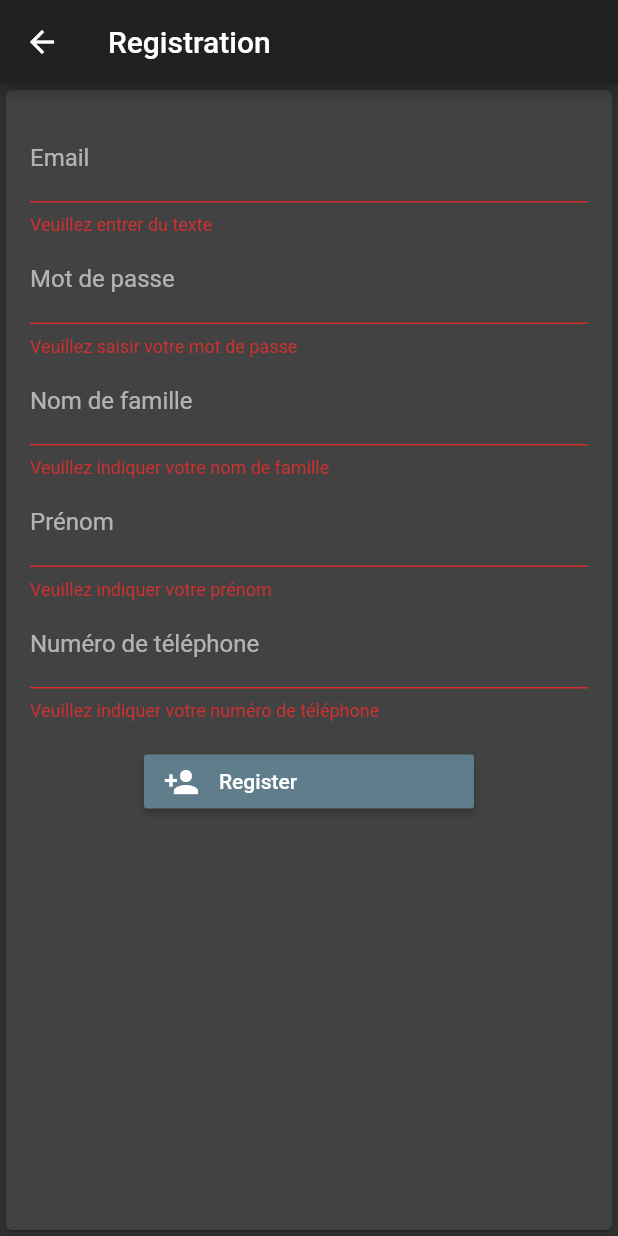
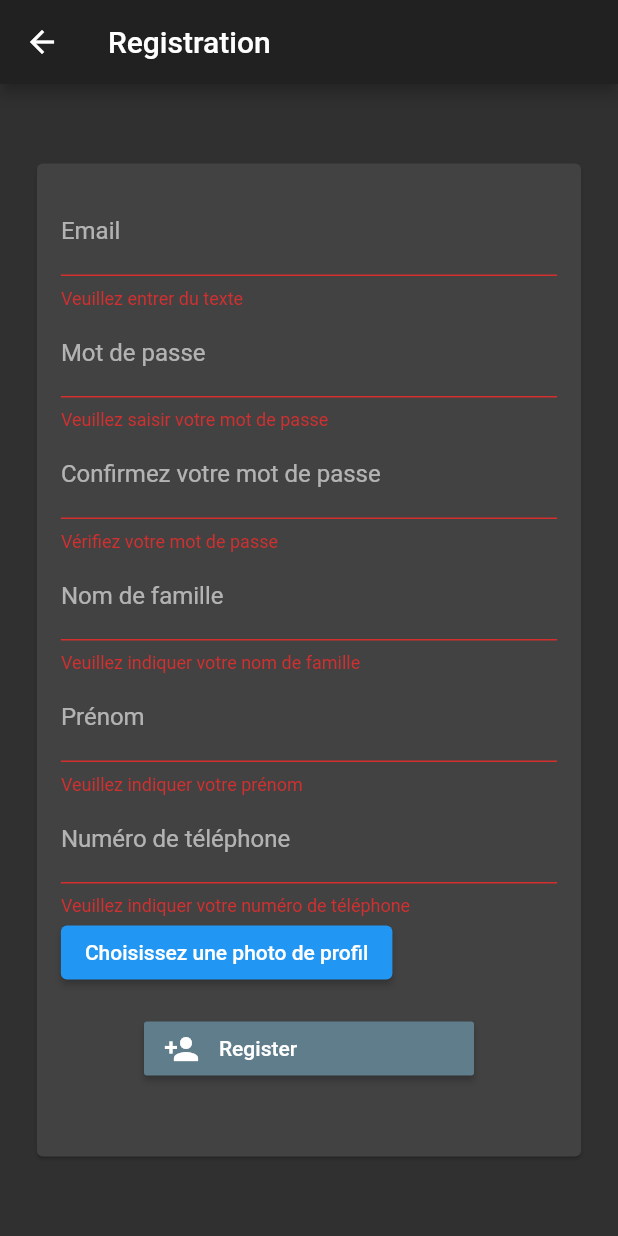
Before and after one commit to OliDesu/MoBiPa, a Flutter app: the RegisterPage screen opened directly, after a tap on "Register", on a phone screen of 412 x 824 dp. Run offline on Flutter 3.47's test engine with Material 2 defaults, Android fonts, the phone set to English and light mode, and no system bars; our stand-ins replace cloud_firestore, firebase_auth, firebase_core, firebase_storage, flutter_signin_button, google_maps_flutter and 2 more; accounts and stored records are empty.

Commit message:
[FEAT] Possibilité d'ajouter une photo de profil à l'inscription

```diff
--- a/app/lib/register_page.dart
+++ b/app/lib/register_page.dart
@@ -1,14 +1,19 @@
+import 'dart:io';
+import 'package:flutter/foundation.dart';
 import 'package:flutter/material.dart';
 import 'package:firebase_auth/firebase_auth.dart';
 import 'package:flutter_signin_button/button_builder.dart';
 import 'package:app/Models/utilisateur.dart';
 import 'package:cloud_firestore/cloud_firestore.dart';
+import 'package:firebase_storage/firebase_storage.dart' as firebase_storage;
+import 'package:image_picker/image_picker.dart';
+import 'package:path/path.dart' as Path;
 
 final FirebaseAuth _auth = FirebaseAuth.instance;
 
-/// Entrypoint example for registering via Email/Password.
+enum RegisterType { USER, DRIVER }
+
 class RegisterPage extends StatefulWidget {
-    /// The page title.
     final String title = 'Registration';
 
     @override
@@ -19,9 +24,16 @@ class _RegisterPageState extends State<RegisterPage> {
     final GlobalKey<FormState> _formKey = GlobalKey<FormState>();
     final TextEditingController _emailController = TextEditingController();
     final TextEditingController _passwordController = TextEditingController();
+    final TextEditingController _passwordConfirmController = TextEditingController();
     final TextEditingController _lastNameController = TextEditingController();
     final TextEditingController _firstNameController = TextEditingController();
     final TextEditingController _phoneNumberController = TextEditingController();
+
+    firebase_storage.FirebaseStorage storage = firebase_storage.FirebaseStorage.instanceFor();
+    firebase_storage.Reference ref = firebase_storage.FirebaseStorage.instance.ref().child('images');
+
+    File _image;
+    String _uploadedFileURL;
 
     bool _success;
     String _userEmail = '';
@@ -32,7 +44,54 @@ class _RegisterPageState extends State<RegisterPage> {
             appBar: AppBar(
                 title: Text(widget.title),
             ),
-            body: Form(
+            body: Center(
+              child: SingleChildScrollView(
+                  child: Padding(
+                    padding: const EdgeInsets.all(8.0),
+                    child: Container(
+                        width: kIsWeb ? 500 : MediaQuery.of(context).size.width * 0.9,
+                        height: kIsWeb ? 800 : null,
+                        child: _userForm(),
+                    ),
+                  ),
+              ),
+            ),
+        );
+    }
+
+    @override
+    void dispose() {
+        // Clean up the controller when the Widget is disposed
+        _emailController.dispose();
+        _passwordController.dispose();
+        super.dispose();
+    }
+
+    // Example code for registration.
+    Future<void> _register() async {
+        final User user = (await _auth.createUserWithEmailAndPassword(
+            email: _emailController.text,
+            password: _passwordController.text,
+        ))
+            .user;
+        Utilisateur newUtilisateur = Utilisateur(user.uid,_firstNameController.text,_lastNameController.text,_phoneNumberController.text);
+        FirebaseFirestore.instance.collection('utilisateur').doc(user.uid).set(newUtilisateur.toJson());
+        if (user != null) {
+            firebase_storage.Reference ref = firebase_storage.FirebaseStorage.instance.ref().child('images/${Path.basename(_image.path)}');
+            firebase_storage.UploadTask uploadTask = ref.putFile(_image);
+            uploadTask.whenComplete(() =>
+                setState(() {
+                    _success = true;
+                    _userEmail = user.email;
+                })
+            );
+        } else {
+            _success = false;
+        }
+    }
+
+    Widget _userForm() {
+        return Form(
             key: _formKey,
             child: Card(
                 child: Padding(
@@ -56,6 +115,17 @@ class _RegisterPageState extends State<RegisterPage> {
                                 validator: (String value) {
                                     if (value.isEmpty) {
                                         return 'Veuillez saisir votre mot de passe';
+                                    }
+                                    return null;
+                                },
+                                obscureText: true,
+                            ),
+                            TextFormField(
+                                controller: _passwordConfirmController,
+                                decoration: const InputDecoration(labelText: 'Confirmez votre mot de passe'),
+                                validator: (String value) {
+                                    if (value.isEmpty || value != _passwordController.text) {
+                                        return 'Vérifiez votre mot de passe';
                                     }
                                     return null;
                                 },
@@ -91,6 +161,10 @@ class _RegisterPageState extends State<RegisterPage> {
                                     return null;
                                 },
                             ),
+                            _image != null ? Image.asset(_image.path, height: 150,)
+                                :Container(),
+                            _image == null ? ElevatedButton(onPressed: chooseFile, child: Text('Choisissez une photo de profil'))
+                                :Container(),
                             Container(
                                 padding: const EdgeInsets.symmetric(vertical: 16),
                                 alignment: Alignment.center,
@@ -116,35 +190,15 @@ class _RegisterPageState extends State<RegisterPage> {
                         ],
                     ),
                 ),
-                )),
+            ),
         );
     }
 
-    @override
-    void dispose() {
-        // Clean up the controller when the Widget is disposed
-        _emailController.dispose();
-        _passwordController.dispose();
-        super.dispose();
-    }
-
-    // Example code for registration.
-    Future<void> _register() async {
-        final User user = (await _auth.createUserWithEmailAndPassword(
-            email: _emailController.text,
-            password: _passwordController.text,
-        ))
-            .user;
-        Utilisateur newUtilisateur = Utilisateur(user.uid,_firstNameController.text,_lastNameController.text,_phoneNumberController.text);
-        FirebaseFirestore.instance.collection('utilisateur').doc(user.uid).set(newUtilisateur.toJson());
-        if (user != null) {
+    Future chooseFile() async {
+        await ImagePicker.pickImage(source: ImageSource.gallery).then((image) {
             setState(() {
-                _success = true;
-                _userEmail = user.email;
+              _image = image;
             });
-        } else {
-            _success = false;
-
+        });
     }
 }
-}
--- a/app/pubspec.yaml
+++ b/app/pubspec.yaml
@@ -26,6 +26,7 @@ dependencies:
     http: ^0.12.0+4
     firebase_core: "^0.7.0"
     cloud_firestore: "^0.16.0"
+    firebase_storage: "^7.0.0"
     firebase_auth: "^0.20.0+1"
     flutter_signin_button: "^1.0.0"
     google_maps_flutter: ^1.0.3
@@ -33,6 +34,7 @@ dependencies:
     # The following adds the Cupertino Icons font to your application.
     # Use with the CupertinoIcons class for iOS style icons.
     cupertino_icons: ^0.1.3
+    image_picker: ^0.6.0+17
 
 
 dev_dependencies:
```
Also changed, not shown: app/pubspec.lock. Lines whose indentation alone changed are shown as unchanged.
